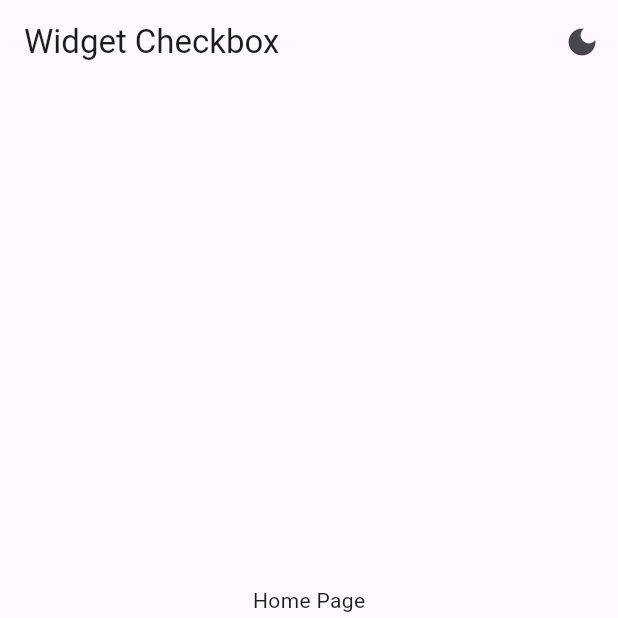
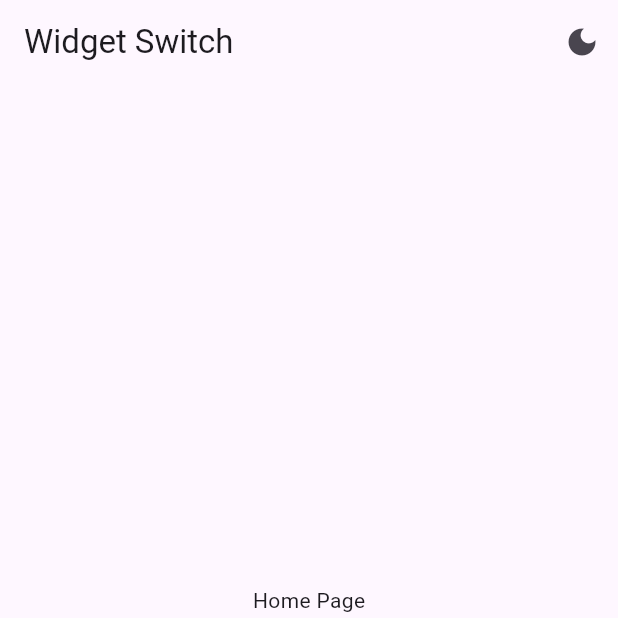
Before and after one commit to manpits/flutter, a Flutter app: the screen it shows after launch, on a phone screen of 412 x 824 dp, the top half of it. Run offline on Flutter 3.47's test engine with Material 3 defaults, Android fonts, the phone set to English and light mode, and no system bars.

Commit message:
024-switch-widget-1740980678

```diff
--- a/lib/views/widget_tree.dart
+++ b/lib/views/widget_tree.dart
@@ -19,7 +19,7 @@ class WidgetTree extends StatelessWidget {
       builder: (context, value, child) {
         return Scaffold(
           appBar: AppBar(
-            title: const Text('Widget Checkbox'),
+            title: const Text('Widget Switch'),
             actions: [
               IconButton(
                   onPressed: () {
```
Also changed, not shown: lib/views/pages/profilepage.dart (+6 -3 lines).
